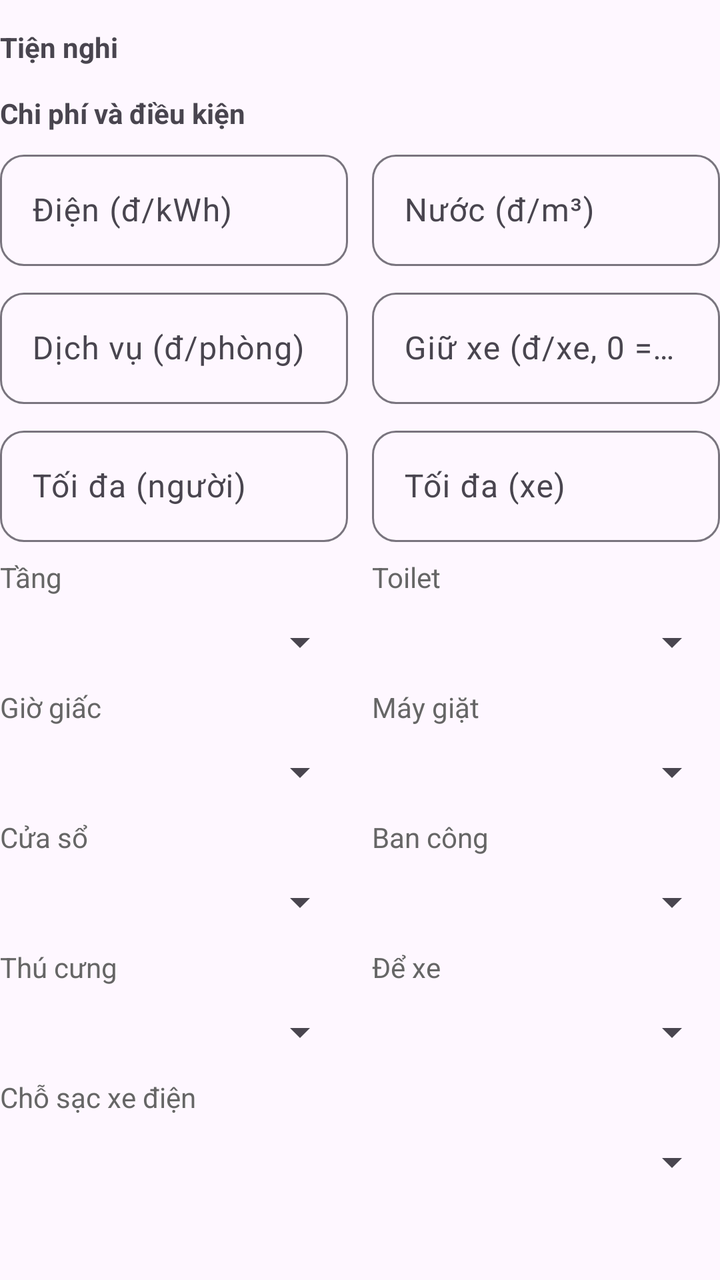
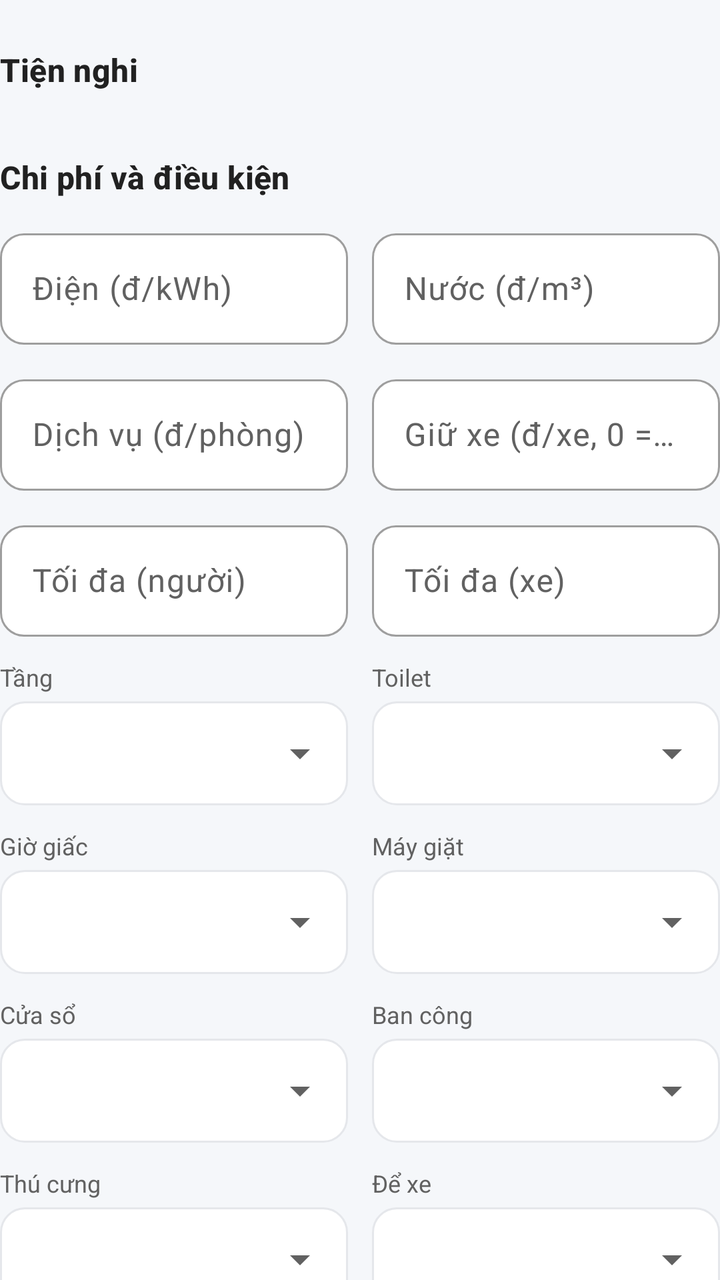

Screens rendered from an Android XML layout before and after an edit, with the pre-edit source and the edit as a unified diff.
<!-- AndroidManifest.xml: application theme Theme.QLPT -->
<!-- res/layout/include_room_details.xml -->
<?xml version="1.0" encoding="utf-8"?>
<LinearLayout xmlns:android="http://schemas.android.com/apk/res/android"
    android:layout_width="match_parent"
    android:layout_height="wrap_content"
    android:orientation="vertical">

    <TextView
        android:layout_width="wrap_content"
        android:layout_height="wrap_content"
        android:layout_marginTop="14dp"
        android:text="Tiện nghi"
        android:textStyle="bold" />

    <com.google.android.material.chip.ChipGroup
        android:id="@+id/cgAmenities"
        android:layout_width="match_parent"
        android:layout_height="wrap_content" />

    <TextView
        android:layout_width="wrap_content"
        android:layout_height="wrap_content"
        android:layout_marginTop="14dp"
        android:text="Chi phí và điều kiện"
        android:textStyle="bold" />

    <LinearLayout
        android:layout_width="match_parent"
        android:layout_height="wrap_content"
        android:layout_marginTop="6dp"
        android:orientation="horizontal">

        <com.google.android.material.textfield.TextInputLayout
            android:layout_width="0dp"
            android:layout_height="wrap_content"
            android:layout_weight="1"
            android:layout_marginEnd="6dp"
            android:hint="Điện (đ/kWh)">

            <com.google.android.material.textfield.TextInputEditText
                android:id="@+id/rdElec"
                android:layout_width="match_parent"
                android:layout_height="wrap_content"
                android:inputType="number" />
        </com.google.android.material.textfield.TextInputLayout>

        <com.google.android.material.textfield.TextInputLayout
            android:layout_width="0dp"
            android:layout_height="wrap_content"
            android:layout_weight="1"
            android:layout_marginStart="6dp"
            android:hint="Nước (đ/m³)">

            <com.google.android.material.textfield.TextInputEditText
                android:id="@+id/rdWater"
                android:layout_width="match_parent"
                android:layout_height="wrap_content"
                android:inputType="number" />
        </com.google.android.material.textfield.TextInputLayout>
    </LinearLayout>

    <LinearLayout
        android:layout_width="match_parent"
        android:layout_height="wrap_content"
        android:layout_marginTop="8dp"
        android:orientation="horizontal">

        <com.google.android.material.textfield.TextInputLayout
            android:layout_width="0dp"
            android:layout_height="wrap_content"
            android:layout_weight="1"
            android:layout_marginEnd="6dp"
            android:hint="Dịch vụ (đ/phòng)">

            <com.google.android.material.textfield.TextInputEditText
                android:id="@+id/rdService"
                android:layout_width="match_parent"
                android:layout_height="wrap_content"
                android:inputType="number" />
        </com.google.android.material.textfield.TextInputLayout>

        <com.google.android.material.textfield.TextInputLayout
            android:layout_width="0dp"
            android:layout_height="wrap_content"
            android:layout_weight="1"
            android:layout_marginStart="6dp"
            android:hint="Giữ xe (đ/xe, 0 = miễn phí)">

            <com.google.android.material.textfield.TextInputEditText
                android:id="@+id/rdParkingFee"
                android:layout_width="match_parent"
                android:layout_height="wrap_content"
                android:inputType="number" />
        </com.google.android.material.textfield.TextInputLayout>
    </LinearLayout>

    <LinearLayout
        android:layout_width="match_parent"
        android:layout_height="wrap_content"
        android:layout_marginTop="8dp"
        android:orientation="horizontal">

        <com.google.android.material.textfield.TextInputLayout
            android:layout_width="0dp"
            android:layout_height="wrap_content"
            android:layout_weight="1"
            android:layout_marginEnd="6dp"
            android:hint="Tối đa (người)">

            <com.google.android.material.textfield.TextInputEditText
                android:id="@+id/rdMaxPeople"
                android:layout_width="match_parent"
                android:layout_height="wrap_content"
                android:inputType="number"
                android:maxLength="2" />
        </com.google.android.material.textfield.TextInputLayout>

        <com.google.android.material.textfield.TextInputLayout
            android:layout_width="0dp"
            android:layout_height="wrap_content"
            android:layout_weight="1"
            android:layout_marginStart="6dp"
            android:hint="Tối đa (xe)">

            <com.google.android.material.textfield.TextInputEditText
                android:id="@+id/rdMaxVehicles"
                android:layout_width="match_parent"
                android:layout_height="wrap_content"
                android:inputType="number"
                android:maxLength="2" />
        </com.google.android.material.textfield.TextInputLayout>
    </LinearLayout>

    <LinearLayout
        android:layout_width="match_parent"
        android:layout_height="wrap_content"
        android:layout_marginTop="8dp"
        android:orientation="horizontal">

        <LinearLayout
            android:layout_width="0dp"
            android:layout_height="wrap_content"
            android:layout_weight="1"
            android:layout_marginEnd="6dp"
            android:orientation="vertical">

            <TextView
                android:layout_width="wrap_content"
                android:layout_height="wrap_content"
                android:text="Tầng"
                android:textColor="#666666" />

            <Spinner
                android:id="@+id/rdFloor"
                android:layout_width="match_parent"
                android:layout_height="46dp" />
        </LinearLayout>

        <LinearLayout
            android:layout_width="0dp"
            android:layout_height="wrap_content"
            android:layout_weight="1"
            android:layout_marginStart="6dp"
            android:orientation="vertical">

            <TextView
                android:layout_width="wrap_content"
                android:layout_height="wrap_content"
                android:text="Toilet"
                android:textColor="#666666" />

            <Spinner
                android:id="@+id/rdToilet"
                android:layout_width="match_parent"
                android:layout_height="46dp" />
        </LinearLayout>
    </LinearLayout>

    <LinearLayout
        android:layout_width="match_parent"
        android:layout_height="wrap_content"
        android:orientation="horizontal">

        <LinearLayout
            android:layout_width="0dp"
            android:layout_height="wrap_content"
            android:layout_weight="1"
            android:layout_marginEnd="6dp"
            android:orientation="vertical">

            <TextView
                android:layout_width="wrap_content"
                android:layout_height="wrap_content"
                android:text="Giờ giấc"
                android:textColor="#666666" />

            <Spinner
                android:id="@+id/rdCurfew"
                android:layout_width="match_parent"
                android:layout_height="46dp" />
        </LinearLayout>

        <LinearLayout
            android:layout_width="0dp"
            android:layout_height="wrap_content"
            android:layout_weight="1"
            android:layout_marginStart="6dp"
            android:orientation="vertical">

            <TextView
                android:layout_width="wrap_content"
                android:layout_height="wrap_content"
                android:text="Máy giặt"
                android:textColor="#666666" />

            <Spinner
                android:id="@+id/rdWasher"
                android:layout_width="match_parent"
                android:layout_height="46dp" />
        </LinearLayout>
    </LinearLayout>

    <LinearLayout
        android:layout_width="match_parent"
        android:layout_height="wrap_content"
        android:orientation="horizontal">

        <LinearLayout
            android:layout_width="0dp"
            android:layout_height="wrap_content"
            android:layout_weight="1"
            android:layout_marginEnd="6dp"
            android:orientation="vertical">

            <TextView
                android:layout_width="wrap_content"
                android:layout_height="wrap_content"
                android:text="Cửa sổ"
                android:textColor="#666666" />

            <Spinner
                android:id="@+id/rdWindow"
                android:layout_width="match_parent"
                android:layout_height="46dp" />
        </LinearLayout>

        <LinearLayout
            android:layout_width="0dp"
            android:layout_height="wrap_content"
            android:layout_weight="1"
            android:layout_marginStart="6dp"
            android:orientation="vertical">

            <TextView
                android:layout_width="wrap_content"
                android:layout_height="wrap_content"
                android:text="Ban công"
                android:textColor="#666666" />

            <Spinner
                android:id="@+id/rdBalcony"
                android:layout_width="match_parent"
                android:layout_height="46dp" />
        </LinearLayout>
    </LinearLayout>

    <LinearLayout
        android:layout_width="match_parent"
        android:layout_height="wrap_content"
        android:orientation="horizontal">

        <LinearLayout
            android:layout_width="0dp"
            android:layout_height="wrap_content"
            android:layout_weight="1"
            android:layout_marginEnd="6dp"
            android:orientation="vertical">

            <TextView
                android:layout_width="wrap_content"
                android:layout_height="wrap_content"
                android:text="Thú cưng"
                android:textColor="#666666" />

            <Spinner
                android:id="@+id/rdPets"
                android:layout_width="match_parent"
                android:layout_height="46dp" />
        </LinearLayout>

        <LinearLayout
            android:layout_width="0dp"
            android:layout_height="wrap_content"
            android:layout_weight="1"
            android:layout_marginStart="6dp"
            android:orientation="vertical">

            <TextView
                android:layout_width="wrap_content"
                android:layout_height="wrap_content"
                android:text="Để xe"
                android:textColor="#666666" />

            <Spinner
                android:id="@+id/rdParking"
                android:layout_width="match_parent"
                android:layout_height="46dp" />
        </LinearLayout>
    </LinearLayout>

    <LinearLayout
        android:layout_width="match_parent"
        android:layout_height="wrap_content"
        android:orientation="vertical">

        <TextView
            android:layout_width="wrap_content"
            android:layout_height="wrap_content"
            android:text="Chỗ sạc xe điện"
            android:textColor="#666666" />

        <Spinner
            android:id="@+id/rdEv"
            android:layout_width="match_parent"
            android:layout_height="46dp" />
    </LinearLayout>
</LinearLayout>
<!-- resources referenced by this layout -->
<resources>
  <style name="Base.Theme.QLPT" parent="Theme.Material3.DayNight.NoActionBar">
          <item name="colorPrimary">@color/colorPrimary</item>
          <item name="colorPrimaryDark">@color/colorPrimaryDark</item>
          <item name="colorAccent">@color/colorAccent</item>
          <item name="android:statusBarColor">@color/colorPrimaryDark</item>
          <item name="textInputStyle">@style/App.TextInput</item>
      </style>
  <color name="colorPrimary">#1976D2</color>
  <color name="colorPrimaryDark">#1565C0</color>
  <color name="colorAccent">#FF6F00</color>
  <style name="App.TextInput" parent="Widget.Material3.TextInputLayout.OutlinedBox">
          <item name="boxCornerRadiusTopStart">12dp</item>
          <item name="boxCornerRadiusTopEnd">12dp</item>
          <item name="boxCornerRadiusBottomStart">12dp</item>
          <item name="boxCornerRadiusBottomEnd">12dp</item>
      </style>
  <!-- unchanged entries left out for length: 1 -->
</resources>

<!-- the commit's change to res/layout/include_room_details.xml (unified diff, before → after) -->
@@ -7,26 +7,27 @@
     <TextView
         android:layout_width="wrap_content"
         android:layout_height="wrap_content"
-        android:layout_marginTop="14dp"
+        android:layout_marginTop="24dp"
         android:text="Tiện nghi"
-        android:textStyle="bold" />
+        android:textAppearance="@style/TextAppearance.QLPT.SectionTitle" />
 
     <com.google.android.material.chip.ChipGroup
         android:id="@+id/cgAmenities"
         android:layout_width="match_parent"
-        android:layout_height="wrap_content" />
+        android:layout_height="wrap_content"
+        android:layout_marginTop="8dp" />
 
     <TextView
         android:layout_width="wrap_content"
         android:layout_height="wrap_content"
-        android:layout_marginTop="14dp"
+        android:layout_marginTop="24dp"
         android:text="Chi phí và điều kiện"
-        android:textStyle="bold" />
-
-    <LinearLayout
-        android:layout_width="match_parent"
-        android:layout_height="wrap_content"
-        android:layout_marginTop="6dp"
+        android:textAppearance="@style/TextAppearance.QLPT.SectionTitle" />
+
+    <LinearLayout
+        android:layout_width="match_parent"
+        android:layout_height="wrap_content"
+        android:layout_marginTop="12dp"
         android:orientation="horizontal">
 
         <com.google.android.material.textfield.TextInputLayout
@@ -61,7 +62,7 @@
     <LinearLayout
         android:layout_width="match_parent"
         android:layout_height="wrap_content"
-        android:layout_marginTop="8dp"
+        android:layout_marginTop="12dp"
         android:orientation="horizontal">
 
         <com.google.android.material.textfield.TextInputLayout
@@ -96,7 +97,7 @@
     <LinearLayout
         android:layout_width="match_parent"
         android:layout_height="wrap_content"
-        android:layout_marginTop="8dp"
+        android:layout_marginTop="12dp"
         android:orientation="horizontal">
 
         <com.google.android.material.textfield.TextInputLayout
@@ -133,7 +134,7 @@
     <LinearLayout
         android:layout_width="match_parent"
         android:layout_height="wrap_content"
-        android:layout_marginTop="8dp"
+        android:layout_marginTop="12dp"
         android:orientation="horizontal">
 
         <LinearLayout
@@ -147,12 +148,15 @@
                 android:layout_width="wrap_content"
                 android:layout_height="wrap_content"
                 android:text="Tầng"
-                android:textColor="#666666" />
+                android:layout_marginBottom="4dp"
+                android:textColor="@color/qlpt_text_secondary"
+                android:textSize="12sp" />
 
             <Spinner
                 android:id="@+id/rdFloor"
-                android:layout_width="match_parent"
-                android:layout_height="46dp" />
+                style="@style/Widget.QLPT.Spinner"
+                android:layout_width="match_parent"
+                android:layout_height="52dp" />
         </LinearLayout>
 
         <LinearLayout
@@ -166,18 +170,22 @@
                 android:layout_width="wrap_content"
                 android:layout_height="wrap_content"
                 android:text="Toilet"
-                android:textColor="#666666" />
+                android:layout_marginBottom="4dp"
+                android:textColor="@color/qlpt_text_secondary"
+                android:textSize="12sp" />
 
             <Spinner
                 android:id="@+id/rdToilet"
-                android:layout_width="match_parent"
-                android:layout_height="46dp" />
-        </LinearLayout>
-    </LinearLayout>
-
-    <LinearLayout
-        android:layout_width="match_parent"
-        android:layout_height="wrap_content"
+                style="@style/Widget.QLPT.Spinner"
+                android:layout_width="match_parent"
+                android:layout_height="52dp" />
+        </LinearLayout>
+    </LinearLayout>
+
+    <LinearLayout
+        android:layout_width="match_parent"
+        android:layout_height="wrap_content"
+        android:layout_marginTop="12dp"
         android:orientation="horizontal">
 
         <LinearLayout
@@ -191,12 +199,15 @@
                 android:layout_width="wrap_content"
                 android:layout_height="wrap_content"
                 android:text="Giờ giấc"
-                android:textColor="#666666" />
+                android:layout_marginBottom="4dp"
+                android:textColor="@color/qlpt_text_secondary"
+                android:textSize="12sp" />
 
             <Spinner
                 android:id="@+id/rdCurfew"
-                android:layout_width="match_parent"
-                android:layout_height="46dp" />
+                style="@style/Widget.QLPT.Spinner"
+                android:layout_width="match_parent"
+                android:layout_height="52dp" />
         </LinearLayout>
 
         <LinearLayout
@@ -210,18 +221,22 @@
                 android:layout_width="wrap_content"
                 android:layout_height="wrap_content"
                 android:text="Máy giặt"
-                android:textColor="#666666" />
+                android:layout_marginBottom="4dp"
+                android:textColor="@color/qlpt_text_secondary"
+                android:textSize="12sp" />
 
             <Spinner
                 android:id="@+id/rdWasher"
-                android:layout_width="match_parent"
-                android:layout_height="46dp" />
-        </LinearLayout>
-    </LinearLayout>
-
-    <LinearLayout
-        android:layout_width="match_parent"
-        android:layout_height="wrap_content"
+                style="@style/Widget.QLPT.Spinner"
+                android:layout_width="match_parent"
+                android:layout_height="52dp" />
+        </LinearLayout>
+    </LinearLayout>
+
+    <LinearLayout
+        android:layout_width="match_parent"
+        android:layout_height="wrap_content"
+        android:layout_marginTop="12dp"
         android:orientation="horizontal">
 
         <LinearLayout
@@ -235,12 +250,15 @@
                 android:layout_width="wrap_content"
                 android:layout_height="wrap_content"
                 android:text="Cửa sổ"
-                android:textColor="#666666" />
+                android:layout_marginBottom="4dp"
+                android:textColor="@color/qlpt_text_secondary"
+                android:textSize="12sp" />
 
             <Spinner
                 android:id="@+id/rdWindow"
-                android:layout_width="match_parent"
-                android:layout_height="46dp" />
+                style="@style/Widget.QLPT.Spinner"
+                android:layout_width="match_parent"
+                android:layout_height="52dp" />
         </LinearLayout>
 
         <LinearLayout
@@ -254,18 +272,22 @@
                 android:layout_width="wrap_content"
                 android:layout_height="wrap_content"
                 android:text="Ban công"
-                android:textColor="#666666" />
+                android:layout_marginBottom="4dp"
+                android:textColor="@color/qlpt_text_secondary"
+                android:textSize="12sp" />
 
             <Spinner
                 android:id="@+id/rdBalcony"
-                android:layout_width="match_parent"
-                android:layout_height="46dp" />
-        </LinearLayout>
-    </LinearLayout>
-
-    <LinearLayout
-        android:layout_width="match_parent"
-        android:layout_height="wrap_content"
+                style="@style/Widget.QLPT.Spinner"
+                android:layout_width="match_parent"
+                android:layout_height="52dp" />
+        </LinearLayout>
+    </LinearLayout>
+
+    <LinearLayout
+        android:layout_width="match_parent"
+        android:layout_height="wrap_content"
+        android:layout_marginTop="12dp"
         android:orientation="horizontal">
 
         <LinearLayout
@@ -279,12 +301,15 @@
                 android:layout_width="wrap_content"
                 android:layout_height="wrap_content"
                 android:text="Thú cưng"
-                android:textColor="#666666" />
+                android:layout_marginBottom="4dp"
+                android:textColor="@color/qlpt_text_secondary"
+                android:textSize="12sp" />
 
             <Spinner
                 android:id="@+id/rdPets"
-                android:layout_width="match_parent"
-                android:layout_height="46dp" />
+                style="@style/Widget.QLPT.Spinner"
+                android:layout_width="match_parent"
+                android:layout_height="52dp" />
         </LinearLayout>
 
         <LinearLayout
@@ -298,29 +323,36 @@
                 android:layout_width="wrap_content"
                 android:layout_height="wrap_content"
                 android:text="Để xe"
-                android:textColor="#666666" />
+                android:layout_marginBottom="4dp"
+                android:textColor="@color/qlpt_text_secondary"
+                android:textSize="12sp" />
 
             <Spinner
                 android:id="@+id/rdParking"
-                android:layout_width="match_parent"
-                android:layout_height="46dp" />
-        </LinearLayout>
-    </LinearLayout>
-
-    <LinearLayout
-        android:layout_width="match_parent"
-        android:layout_height="wrap_content"
+                style="@style/Widget.QLPT.Spinner"
+                android:layout_width="match_parent"
+                android:layout_height="52dp" />
+        </LinearLayout>
+    </LinearLayout>
+
+    <LinearLayout
+        android:layout_width="match_parent"
+        android:layout_height="wrap_content"
+        android:layout_marginTop="12dp"
         android:orientation="vertical">
 
         <TextView
             android:layout_width="wrap_content"
             android:layout_height="wrap_content"
             android:text="Chỗ sạc xe điện"
-            android:textColor="#666666" />
+            android:layout_marginBottom="4dp"
+                android:textColor="@color/qlpt_text_secondary"
+                android:textSize="12sp" />
 
         <Spinner
             android:id="@+id/rdEv"
+            style="@style/Widget.QLPT.Spinner"
             android:layout_width="match_parent"
-            android:layout_height="46dp" />
+            android:layout_height="52dp" />
     </LinearLayout>
 </LinearLayout>
<!-- resource entries referenced after the edit -->
@@ -1,21 +1,143 @@
 <!-- resources referenced by this layout -->
 <resources>
-  <style name="Base.Theme.QLPT" parent="Theme.Material3.DayNight.NoActionBar">
+  <color name="qlpt_text_secondary">#616161</color>
+  <style name="TextAppearance.QLPT.SectionTitle" parent="TextAppearance.Material3.TitleMedium">
+          <item name="android:textSize">16sp</item>
+          <item name="android:textStyle">bold</item>
+          <item name="android:textColor">@color/qlpt_text</item>
+      </style>
+  <style name="Widget.QLPT.Spinner" parent="Widget.AppCompat.Spinner">
+          <item name="android:background">@drawable/bg_spinner</item>
+          <item name="android:minHeight">52dp</item>
+          <item name="android:paddingStart">12dp</item>
+          <item name="android:paddingEnd">40dp</item>
+      </style>
+  <color name="qlpt_text">#212121</color>
+  <!-- drawable bg_spinner (drawable) -->
+  <?xml version="1.0" encoding="utf-8"?>
+  <layer-list xmlns:android="http://schemas.android.com/apk/res/android">
+      <item>
+          <shape android:shape="rectangle">
+              <solid android:color="@color/qlpt_surface" />
+              <stroke
+                  android:width="1dp"
+                  android:color="@color/qlpt_border" />
+              <corners android:radius="12dp" />
+          </shape>
+      </item>
+      <item
+          android:width="24dp"
+          android:height="24dp"
+          android:end="12dp"
+          android:gravity="end|center_vertical"
+          android:drawable="@drawable/ic_arrow_drop_down" />
+  </layer-list>
+  <style name="Base.Theme.QLPT" parent="Theme.Material3.Light.NoActionBar">
+          
           <item name="colorPrimary">@color/colorPrimary</item>
+          <item name="colorOnPrimary">@color/qlpt_surface</item>
+          <item name="colorPrimaryContainer">@color/qlpt_primary_container</item>
+          <item name="colorOnPrimaryContainer">@color/qlpt_on_primary_container</item>
           <item name="colorPrimaryDark">@color/colorPrimaryDark</item>
           <item name="colorAccent">@color/colorAccent</item>
+  
+          
+          <item name="colorSecondary">@color/qlpt_accent</item>
+          <item name="colorOnSecondary">@color/qlpt_surface</item>
+          <item name="colorSecondaryContainer">@color/qlpt_primary_container</item>
+          <item name="colorOnSecondaryContainer">@color/qlpt_on_primary_container</item>
+  
+          <item name="colorError">@color/qlpt_error</item>
+  
+          
+          <item name="android:colorBackground">@color/qlpt_background</item>
+          <item name="colorSurface">@color/qlpt_surface</item>
+          <item name="colorSurfaceContainer">@color/qlpt_surface</item>
+          <item name="colorOnSurface">@color/qlpt_text</item>
+          <item name="colorOnSurfaceVariant">@color/qlpt_text_secondary</item>
+          <item name="colorOutline">@color/qlpt_text_hint</item>
+          <item name="colorOutlineVariant">@color/qlpt_border</item>
+  
+          
           <item name="android:statusBarColor">@color/colorPrimaryDark</item>
+          <item name="android:windowLightStatusBar">@bool/qlpt_light_status_bar</item>
+  
+          
+          <item name="materialButtonStyle">@style/Widget.QLPT.Button</item>
+          <item name="materialButtonOutlinedStyle">@style/Widget.QLPT.Button.Outlined</item>
+          <item name="materialCardViewStyle">@style/Widget.QLPT.Card</item>
           <item name="textInputStyle">@style/App.TextInput</item>
+          <item name="bottomNavigationStyle">@style/Widget.QLPT.BottomNav</item>
+          <item name="bottomSheetDialogTheme">@style/ThemeOverlay.QLPT.BottomSheetDialog</item>
       </style>
-  <color name="colorPrimary">#1976D2</color>
-  <color name="colorPrimaryDark">#1565C0</color>
-  <color name="colorAccent">#FF6F00</color>
+  <color name="qlpt_surface">#FFFFFF</color>
+  <color name="qlpt_border">#E5E7EB</color>
+  <!-- drawable ic_arrow_drop_down (drawable) -->
+  <?xml version="1.0" encoding="utf-8"?>
+  <vector xmlns:android="http://schemas.android.com/apk/res/android"
+      android:width="24dp"
+      android:height="24dp"
+      android:viewportWidth="24"
+      android:viewportHeight="24">
+      <path
+          android:fillColor="@color/qlpt_text_secondary"
+          android:pathData="M7,10l5,5 5,-5z" />
+  </vector>
+  <color name="colorPrimary">@color/qlpt_primary</color>
+  <color name="qlpt_primary_container">#E0F2F1</color>
+  <color name="qlpt_on_primary_container">#00695C</color>
+  <color name="colorPrimaryDark">@color/qlpt_primary_dark</color>
+  <color name="colorAccent">@color/qlpt_accent</color>
+  <color name="qlpt_accent">#F57C00</color>
+  <color name="qlpt_error">#E53935</color>
+  <color name="qlpt_background">#F5F7FA</color>
+  <color name="qlpt_text_hint">#9E9E9E</color>
+  <style name="Widget.QLPT.Button" parent="Widget.Material3.Button">
+          <item name="cornerRadius">12dp</item>
+          <item name="android:textAllCaps">false</item>
+          <item name="android:letterSpacing">0</item>
+      </style>
+  <style name="Widget.QLPT.Button.Outlined" parent="Widget.Material3.Button.OutlinedButton">
+          <item name="cornerRadius">12dp</item>
+          <item name="android:textAllCaps">false</item>
+          <item name="android:letterSpacing">0</item>
+          <item name="strokeColor">@color/qlpt_border</item>
+      </style>
+  <style name="Widget.QLPT.Card" parent="Widget.Material3.CardView.Outlined">
+          <item name="cardCornerRadius">12dp</item>
+          <item name="cardElevation">0dp</item>
+          <item name="strokeWidth">1dp</item>
+          <item name="strokeColor">@color/qlpt_border</item>
+          <item name="cardBackgroundColor">@color/qlpt_surface</item>
+      </style>
   <style name="App.TextInput" parent="Widget.Material3.TextInputLayout.OutlinedBox">
+          
+          <item name="boxBackgroundColor">@color/qlpt_surface</item>
           <item name="boxCornerRadiusTopStart">12dp</item>
           <item name="boxCornerRadiusTopEnd">12dp</item>
           <item name="boxCornerRadiusBottomStart">12dp</item>
           <item name="boxCornerRadiusBottomEnd">12dp</item>
       </style>
+  <style name="Widget.QLPT.BottomNav" parent="Widget.Material3.BottomNavigationView">
+          <item name="backgroundTint">@color/qlpt_surface</item>
+          <item name="elevation">8dp</item>
+      </style>
+  <style name="ThemeOverlay.QLPT.BottomSheetDialog" parent="ThemeOverlay.Material3.BottomSheetDialog">
+          <item name="bottomSheetStyle">@style/Widget.QLPT.BottomSheet</item>
+      </style>
+  <color name="qlpt_primary">#009688</color>
+  <color name="qlpt_primary_dark">#00796B</color>
+  <style name="Widget.QLPT.BottomSheet" parent="Widget.Material3.BottomSheet.Modal">
+          <item name="backgroundTint">@color/qlpt_surface</item>
+          <item name="shapeAppearance">@style/ShapeAppearance.QLPT.BottomSheet</item>
+      </style>
+  <style name="ShapeAppearance.QLPT.BottomSheet" parent="">
+          <item name="cornerFamily">rounded</item>
+          <item name="cornerSizeTopLeft">24dp</item>
+          <item name="cornerSizeTopRight">24dp</item>
+          <item name="cornerSizeBottomLeft">0dp</item>
+          <item name="cornerSizeBottomRight">0dp</item>
+      </style>
   <!-- unchanged entries left out for length: 1 -->
 </resources>
 
